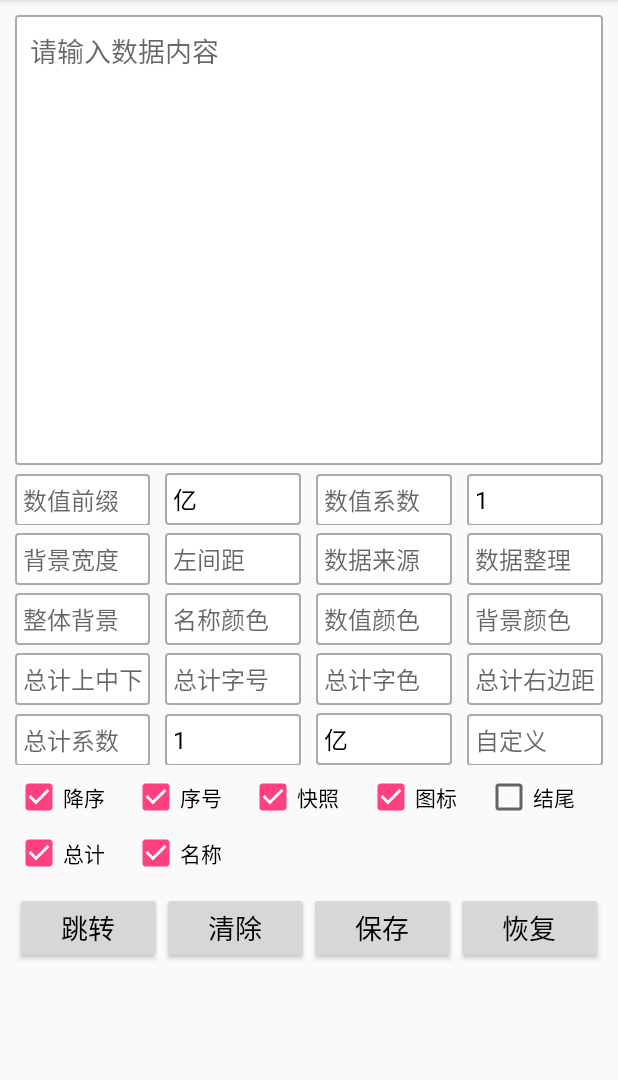
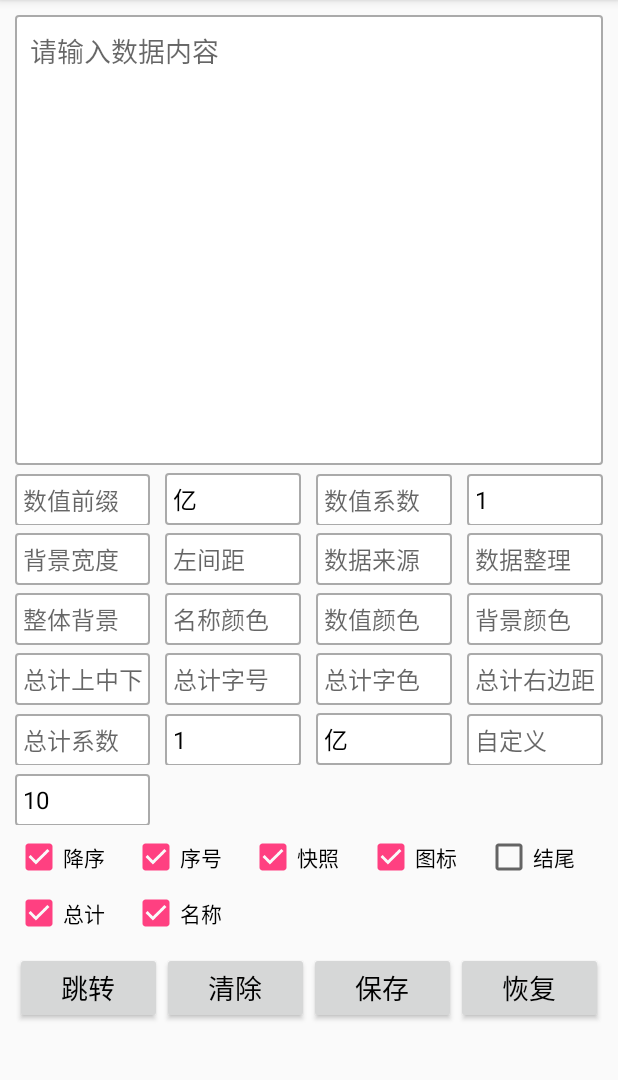
Before and after one commit to NBalls/QTan, an Android app: the screen it shows after launch (VideoActivity), on a phone screen of 412 x 824 dp, the part 84-1164 px from its top. Run offline under Robolectric (Android 15) with nearby library versions, the phone set to English and light mode, and no system bars.

Commit message:
添加默认个数，只是10个,15个

```diff
--- a/app/src/main/java/driver/chao/com/qtan/video/VideoActivity.java
+++ b/app/src/main/java/driver/chao/com/qtan/video/VideoActivity.java
@@ -56,6 +56,7 @@ public class VideoActivity extends AppCompatActivity {
                 String totalDecimalCount = ((EditText)findViewById(R.id.video_total_decimal_count)).getText().toString();
                 String totalUnitContent = ((EditText)findViewById(R.id.video_total_unit)).getText().toString();
                 String customContent = ((EditText)findViewById(R.id.video_custom_content)).getText().toString();
+                String defaultCount = ((EditText)findViewById(R.id.video_default_count)).getText().toString();
 
                 String content = ((EditText) findViewById(R.id.content_edt)).getText().toString();
                 if (TextUtils.isEmpty(content)) {
@@ -116,6 +117,7 @@ public class VideoActivity extends AppCompatActivity {
                 videoInfo.totalDecimalCount = totalDecimalCount;
                 videoInfo.totalUnit = totalUnitContent;
                 videoInfo.customContent = customContent;
+                videoInfo.defaultCount = defaultCount;
                 Intent intent = new Intent(VideoActivity.this, VideoDetailActivity.class);
                 Bundle bundle = new Bundle();
                 bundle.putSerializable(DATA_INFO_CONTENT, result);
--- a/app/src/main/java/driver/chao/com/qtan/video/bean/VideoInfo.java
+++ b/app/src/main/java/driver/chao/com/qtan/video/bean/VideoInfo.java
@@ -37,4 +37,6 @@ public class VideoInfo implements Serializable {
     public String totalUnit;
     // 自定义内容
     public String customContent;
+    // 默认个数
+    public String defaultCount;
 }
--- a/app/src/main/res/layout/activity_video.xml
+++ b/app/src/main/res/layout/activity_video.xml
@@ -412,6 +412,84 @@
     </LinearLayout>
 
     <LinearLayout
+        android:id="@+id/video_content_operate_layout6"
+        android:layout_width="match_parent"
+        android:layout_height="wrap_content"
+        android:orientation="horizontal"
+        android:layout_marginTop="5dp"
+        app:layout_constraintLeft_toLeftOf="parent"
+        app:layout_constraintRight_toRightOf="parent"
+        app:layout_constraintTop_toBottomOf="@+id/video_content_operate_layout5"
+        >
+        <EditText
+            android:id="@+id/video_default_count"
+            android:layout_width="0dp"
+            android:layout_weight="1"
+            android:layout_height="wrap_content"
+            android:hint="默认个数"
+            android:padding="5dp"
+            android:textStyle="normal"
+            android:textSize="16sp"
+            android:textColor="#000000"
+            android:singleLine="true"
+            android:maxLines="1"
+            android:inputType="number"
+            android:text="10"
+            android:background="@drawable/video_input_back"
+            />
+
+        <EditText
+            android:layout_width="0dp"
+            android:layout_weight="1"
+            android:layout_height="wrap_content"
+            android:hint="总计小数位"
+            android:layout_marginLeft="10dp"
+            android:inputType="number"
+            android:padding="5dp"
+            android:textStyle="normal"
+            android:textSize="16sp"
+            android:textColor="#000000"
+            android:singleLine="true"
+            android:maxLines="1"
+            android:visibility="invisible"
+            android:background="@drawable/video_input_back"
+            />
+
+        <EditText
+            android:layout_width="0dp"
+            android:layout_weight="1"
+            android:layout_height="wrap_content"
+            android:hint="总计单位"
+            android:layout_marginLeft="10dp"
+            android:padding="5dp"
+            android:textStyle="normal"
+            android:textSize="16sp"
+            android:textColor="#000000"
+            android:singleLine="true"
+            android:maxLines="1"
+            android:text="亿"
+            android:visibility="invisible"
+            android:background="@drawable/video_input_back"
+            />
+
+        <EditText
+            android:layout_width="0dp"
+            android:layout_weight="1"
+            android:layout_height="wrap_content"
+            android:hint="自定义"
+            android:layout_marginLeft="10dp"
+            android:padding="5dp"
+            android:textStyle="normal"
+            android:textSize="16sp"
+            android:textColor="#000000"
+            android:singleLine="true"
+            android:maxLines="1"
+            android:visibility="invisible"
+            android:background="@drawable/video_input_back"
+            />
+    </LinearLayout>
+
+    <LinearLayout
         android:id="@+id/video_operate_layout"
         android:layout_width="match_parent"
         android:layout_height="wrap_content"
@@ -419,7 +497,7 @@
         android:layout_marginTop="5dp"
         app:layout_constraintLeft_toLeftOf="parent"
         app:layout_constraintRight_toRightOf="parent"
-        app:layout_constraintTop_toBottomOf="@+id/video_content_operate_layout5"
+        app:layout_constraintTop_toBottomOf="@+id/video_content_operate_layout6"
         >
 
         <CheckBox
--- a/app/src/main/res/layout/activity_video_detail.xml
+++ b/app/src/main/res/layout/activity_video_detail.xml
@@ -42,7 +42,7 @@
                 android:layout_height="wrap_content"
                 android:orientation="horizontal"
                 android:layout_marginTop="5dp"
-                android:visibility="visible"
+                android:visibility="gone"
                 >
                 <TextView
                     android:id="@+id/video_custom_tv"
@@ -53,7 +53,6 @@
                     android:textSize="16sp"
                     android:textColor="#FFFF00"
                     android:textStyle="bold"
-                    android:text="2020年数据"
                     />
             </LinearLayout>
 
```
Also changed, not shown: app/src/main/java/driver/chao/com/qtan/video/VideoAdapter.java (+53 -24 lines), app/src/main/java/driver/chao/com/qtan/video/VideoDetailActivity.java (+8 -2 lines), app/src/main/res/layout/activity_video_detail_item.xml (+10 -6 lines).
